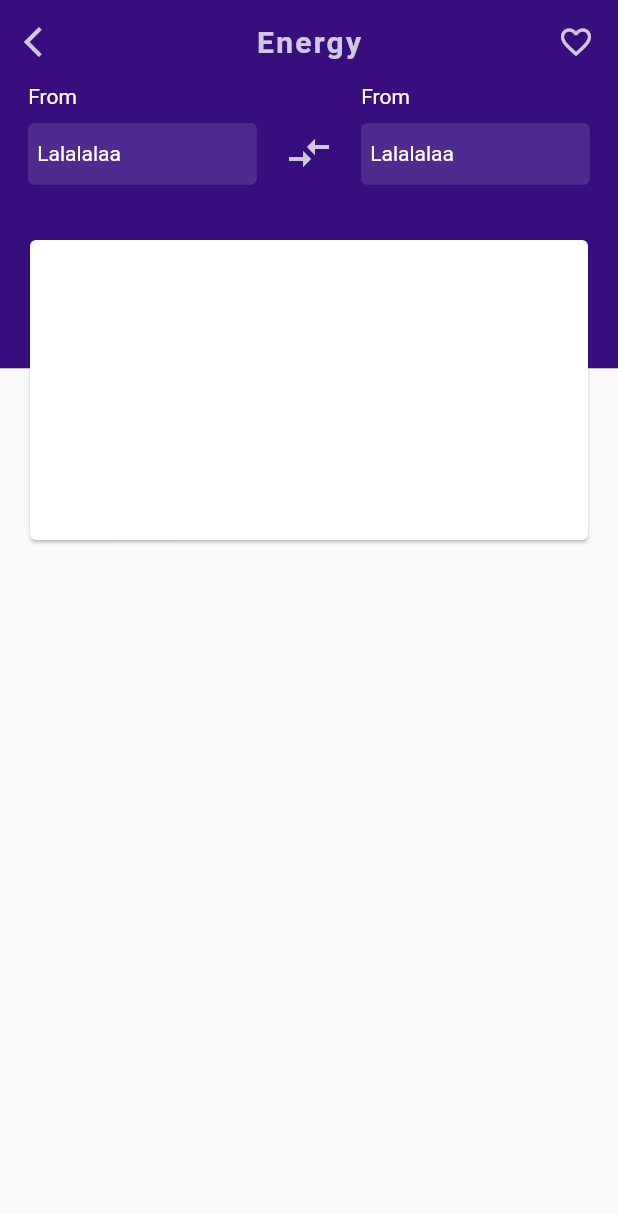
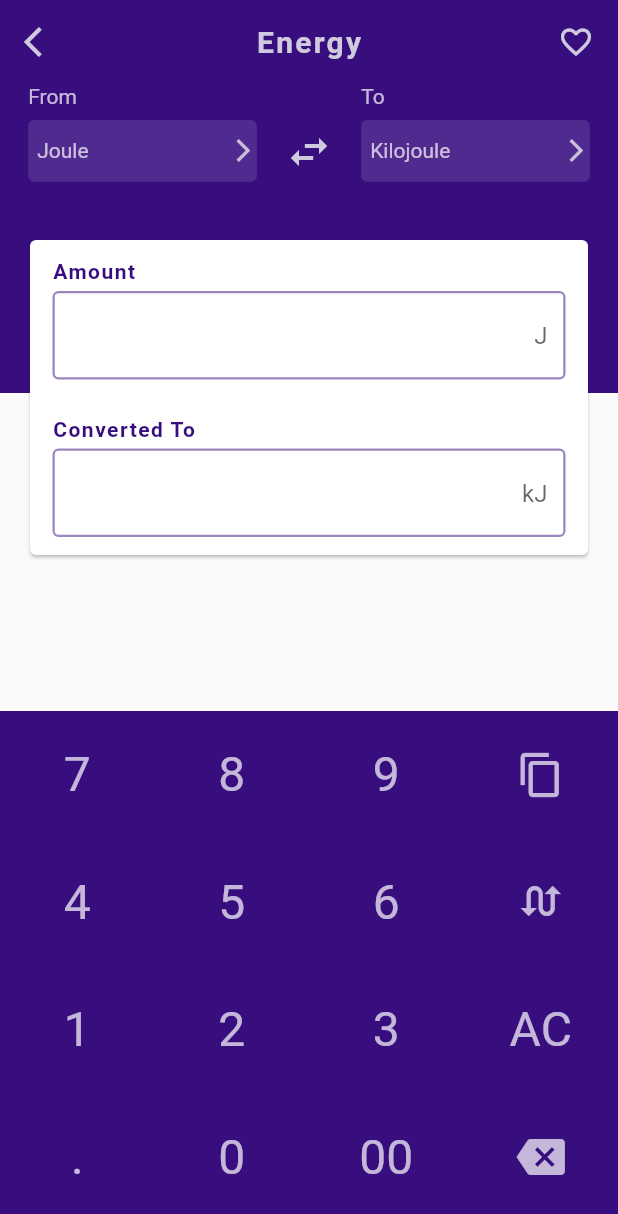
Before and after one commit to mishmash-labs/konvertr-free, a Flutter app: the screen it shows after launch, after a tap on "Energy", on a phone screen of 412 x 824 dp. Shown: the top 1214 px of the screen. Run offline on Flutter 3.47's test engine with Material 2 defaults, Android fonts, the phone set to English and light mode, and no system bars; our stand-ins replace google_fonts.

Commit message:
completed converter page

```diff
--- a/lib/components/category_card.dart
+++ b/lib/components/category_card.dart
@@ -1,8 +1,10 @@
 import 'package:flutter/material.dart';
 import 'package:google_fonts/google_fonts.dart';
 import 'package:konvertr/models/category.dart';
+import 'package:konvertr/providers/converter_provider.dart';
 import 'package:konvertr/screens/converter_screen.dart';
 import 'package:konvertr/utils/theme.dart';
+import 'package:provider/provider.dart';
 
 class CategoryCard extends StatelessWidget {
   const CategoryCard({Key key, this.convCategory}) : super(key: key);
@@ -15,7 +17,9 @@ class CategoryCard extends StatelessWidget {
       onTap: () {
         FocusScope.of(context).unfocus();
         Navigator.of(context).push(MaterialPageRoute(
-          builder: (_) => UnitConverter(convCategory: convCategory),
+          builder: (_) => ChangeNotifierProvider(
+              create: (context) => ConverterProvider(convCategory.units),
+              child: UnitConverter(categoryName: convCategory.name)),
         ));
       },
       child: Card(
@@ -34,11 +38,13 @@ class CategoryCard extends StatelessWidget {
               height: 0.06 * MediaQuery.of(context).size.height,
               width: 0.06 * MediaQuery.of(context).size.height,
             ),
-            Text(convCategory.name,
-                style: GoogleFonts.roboto(
-                    fontSize: 16.0,
-                    fontWeight: FontWeight.w800,
-                    color: quaternaryColor))
+            Text(
+              convCategory.name,
+              style: GoogleFonts.roboto(
+                  fontSize: 16.0,
+                  fontWeight: FontWeight.w800,
+                  color: quaternaryColor),
+            )
           ],
         ),
       ),
--- a/lib/components/converter_numpad.dart
+++ b/lib/components/converter_numpad.dart
@@ -0,0 +1,161 @@
+import 'package:flutter/material.dart';
+import 'package:konvertr/providers/converter_provider.dart';
+import 'package:konvertr/utils/theme.dart';
+import 'package:provider/provider.dart';
+
+class ConverterKeypad extends StatefulWidget {
+  final TextEditingController amountController;
+
+  const ConverterKeypad({Key key, this.amountController}) : super(key: key);
+
+  @override
+  _ConverterKeypadState createState() => _ConverterKeypadState();
+}
+
+class _ConverterKeypadState extends State<ConverterKeypad> {
+  @override
+  Widget build(BuildContext context) {
+    ConverterProvider converterProvider = context.watch<ConverterProvider>();
+
+    Widget keypadButton({String value}) {
+      return Expanded(
+        child: InkWell(
+          onTap: () {
+            if (converterProvider.inputValueString == null) {
+              converterProvider.updateInputString(value);
+            } else {
+              String temp = converterProvider.inputValueString + value;
+              print(temp);
+              converterProvider.updateInputString(temp);
+            }
+          },
+          child: SizedBox(
+            height: 85,
+            width: double.infinity,
+            child: Center(
+              child: Text(
+                value,
+                style: TextStyle(color: Colors.white70, fontSize: 32),
+              ),
+            ),
+          ),
+        ),
+      );
+    }
+
+    Widget eraseButton() {
+      return Expanded(
+        child: InkWell(
+          onTap: () {
+            String temp = converterProvider.inputValueString
+                .substring(0, converterProvider.inputValueString.length - 1);
+            converterProvider.updateInputString(temp);
+          },
+          child: SizedBox(
+            height: 85,
+            width: double.infinity,
+            child: Center(
+                child: Icon(Icons.backspace, color: Colors.white70, size: 32)),
+          ),
+        ),
+      );
+    }
+
+    Widget copyButton() {
+      return Expanded(
+        child: InkWell(
+          onTap: () {},
+          child: SizedBox(
+            height: 85,
+            width: double.infinity,
+            child: Center(
+                child:
+                    Icon(Icons.content_copy, color: Colors.white70, size: 32)),
+          ),
+        ),
+      );
+    }
+
+    Widget swapButton() {
+      return Expanded(
+        child: InkWell(
+          onTap: () {},
+          child: SizedBox(
+            height: 85,
+            width: double.infinity,
+            child: Center(
+                child: Icon(Icons.swap_calls, color: Colors.white70, size: 32)),
+          ),
+        ),
+      );
+    }
+
+    Widget clearButton() {
+      return Expanded(
+        child: InkWell(
+          onTap: () {},
+          child: SizedBox(
+              height: 85,
+              width: double.infinity,
+              child: Center(
+                child: Text(
+                  "AC",
+                  style: TextStyle(color: Colors.white70, fontSize: 32),
+                ),
+              )),
+        ),
+      );
+    }
+
+    return Container(
+        color: primaryColor,
+        child: Column(
+          children: [
+            Container(
+              child: Row(
+                mainAxisAlignment: MainAxisAlignment.spaceEvenly,
+                children: <Widget>[
+                  keypadButton(value: '7'),
+                  keypadButton(value: '8'),
+                  keypadButton(value: '9'),
+                  copyButton(),
+                ],
+              ),
+            ),
+            Container(
+              child: Row(
+                mainAxisAlignment: MainAxisAlignment.spaceEvenly,
+                children: <Widget>[
+                  keypadButton(value: '4'),
+                  keypadButton(value: '5'),
+                  keypadButton(value: '6'),
+                  swapButton(),
+                ],
+              ),
+            ),
+            Container(
+              child: Row(
+                mainAxisAlignment: MainAxisAlignment.spaceEvenly,
+                children: <Widget>[
+                  keypadButton(value: '1'),
+                  keypadButton(value: '2'),
+                  keypadButton(value: '3'),
+                  clearButton(),
+                ],
+              ),
+            ),
+            Container(
+              child: Row(
+                mainAxisAlignment: MainAxisAlignment.spaceEvenly,
+                children: <Widget>[
+                  keypadButton(value: '.'),
+                  keypadButton(value: '0'),
+                  keypadButton(value: '00'),
+                  eraseButton(),
+                ],
+              ),
+            ),
+          ],
+        ));
+  }
+}
--- a/lib/models/unit.dart
+++ b/lib/models/unit.dart
@@ -1,22 +1,26 @@
 class Unit {
   String name;
+  String symbol;
   double conversion;
   bool baseUnit;
 
   Unit({
     this.name,
+    this.symbol,
     this.conversion,
     this.baseUnit,
   });
 
   factory Unit.fromJson(Map<String, dynamic> json) => Unit(
         name: json["name"],
+        symbol: json["symbol"],
         conversion: json["conversion"].toDouble(),
         baseUnit: json["base_unit"] == null ? null : json["base_unit"],
       );
 
   Map<String, dynamic> toJson() => {
         "name": name,
+        "symbol": symbol,
         "conversion": conversion,
         "base_unit": baseUnit == null ? null : baseUnit,
       };
--- a/lib/providers/converter_provider.dart
+++ b/lib/providers/converter_provider.dart
@@ -3,21 +3,25 @@ import 'package:flutter/material.dart';
 import '../models/unit.dart';
 
 class ConverterProvider extends ChangeNotifier {
-  ConverterProvider({
-    @required this.units,
-  }) : assert(units != null);
+  ConverterProvider(this.units) {
+    setDefaults();
+  }
 
   final List<Unit> units;
 
   String _convertedValue = '';
   Unit _fromUnit;
   double _inputValue;
+  String _inputValueString;
   Unit _toUnit;
 
   String get convertedValue => _convertedValue;
+  Unit get fromUnit => _fromUnit;
+  Unit get toUnit => _toUnit;
+  String get inputValueString => _inputValueString;
 
   String _format(double value) {
-    var _outputVal = value.toStringAsPrecision(8);
+    var _outputVal = value.toStringAsPrecision(12);
     if (_outputVal.contains('.') && _outputVal.endsWith('0')) {
       var i = _outputVal.length - 1;
       while (_outputVal[i] == '0') {
@@ -60,15 +64,23 @@ class ConverterProvider extends ChangeNotifier {
   Future<void> _updateConversion() async {
     _convertedValue =
         _format(_inputValue * (_toUnit.conversion / _fromUnit.conversion));
+    notifyListeners();
+  }
+
+  updateInputString(String value) {
+    if (value != "." && value != "0" && value != "00")
+      _inputValueString = value;
+    _updateInputVal();
   }
 
   /// Updates the input value and checks whether the input is in correct format or not
-  void updateInputVal(String value) {
-    if (value == null || value.isEmpty) {
+  void _updateInputVal() {
+    if (_inputValueString == null || _inputValueString.isEmpty) {
       _convertedValue = '';
+      notifyListeners();
     } else {
       try {
-        final _inputDouble = double.parse(value);
+        final double _inputDouble = double.parse(_inputValueString);
         _inputValue = _inputDouble;
         _updateConversion();
       } catch (e) {
--- a/lib/screens/converter_screen.dart
+++ b/lib/screens/converter_screen.dart
@@ -1,21 +1,26 @@
 import 'package:flutter/material.dart';
 import 'package:google_fonts/google_fonts.dart';
-import 'package:konvertr/models/category.dart';
+import 'package:konvertr/components/converter_numpad.dart';
+import 'package:konvertr/providers/converter_provider.dart';
 import 'package:konvertr/utils/theme.dart';
+import 'package:provider/provider.dart';
 
 class UnitConverter extends StatelessWidget {
-  const UnitConverter({Key key, this.convCategory}) : super(key: key);
+  const UnitConverter({Key key, this.categoryName}) : super(key: key);
 
-  final Category convCategory;
+  final String categoryName;
 
   @override
   Widget build(BuildContext context) {
+    ConverterProvider converterProvider = context.watch<ConverterProvider>();
+    TextEditingController amountController = TextEditingController();
+
     AppBar _buildAppBar() {
       return AppBar(
         backgroundColor: primaryColor,
         centerTitle: true,
         title: Text(
-          convCategory.name,
+          categoryName,
           style: GoogleFonts.roboto(
               letterSpacing: 1.5,
               color: searchBarColor,
@@ -41,15 +46,15 @@ class UnitConverter extends StatelessWidget {
       );
     }
 
-    Widget _buildConverterSelection() {
+    Widget _buildConverterSelection(String whichUnit, String currentUnit) {
       return Column(
         crossAxisAlignment: CrossAxisAlignment.start,
         children: [
           Text(
-            "From",
-            style: GoogleFonts.roboto(color: Colors.white),
+            whichUnit,
+            style: GoogleFonts.roboto(color: Colors.white70),
           ),
-          SizedBox(height: 10.0),
+          SizedBox(height: 8.0),
           Container(
             decoration: BoxDecoration(
               borderRadius: BorderRadius.circular(4.0),
@@ -61,9 +66,20 @@ class UnitConverter extends StatelessWidget {
                 alignment: Alignment.centerLeft,
                 child: Padding(
                   padding: const EdgeInsets.only(left: 6.0),
-                  child: Text(
-                    "Lalalalaa",
-                    style: TextStyle(color: Colors.white),
+                  child: Row(
+                    mainAxisAlignment: MainAxisAlignment.spaceBetween,
+                    children: [
+                      Text(
+                        currentUnit,
+                        style: TextStyle(
+                            color: Colors.white70, fontWeight: FontWeight.w400),
+                      ),
+                      Icon(
+                        Icons.arrow_forward_ios,
+                        color: Colors.white70,
+                        size: 18.0,
+                      )
+                    ],
                   ),
                 )),
           )
@@ -73,23 +89,24 @@ class UnitConverter extends StatelessWidget {
 
     Widget _buildTopSection() {
       return Container(
-        height: 0.23 * MediaQuery.of(context).size.height,
+        height: 0.25 * MediaQuery.of(context).size.height,
         color: primaryColor,
         child: Column(
           children: [
             Row(
               mainAxisAlignment: MainAxisAlignment.spaceEvenly,
               children: [
-                _buildConverterSelection(),
+                _buildConverterSelection(
+                    "From", converterProvider.fromUnit.name),
                 Padding(
                   padding: const EdgeInsets.only(top: 25.0),
                   child: Icon(
-                    Icons.compare_arrows,
+                    Icons.swap_horiz,
                     color: searchBarColor,
                     size: 32.0,
                   ),
                 ),
-                _buildConverterSelection()
+                _buildConverterSelection("To", converterProvider.toUnit.name)
               ],
             )
           ],
@@ -102,14 +119,93 @@ class UnitConverter extends StatelessWidget {
         padding: const EdgeInsets.only(top: 100.0, right: 16.0, left: 16.0),
         child: Card(
             child: Container(
-          height: 200.0,
+          height: 210.0,
+          width: double.infinity,
+          child: Padding(
+            padding:
+                const EdgeInsets.symmetric(vertical: 8.0, horizontal: 15.0),
+            child: Column(
+              children: [
+                SizedBox(height: 5.0),
+                Align(
+                    alignment: Alignment.centerLeft,
+                    child: Text(
+                      "Amount",
+                      style: TextStyle(
+                          fontWeight: FontWeight.bold,
+                          color: primaryColor,
+                          letterSpacing: 1),
+                    )),
+                SizedBox(height: 5.0),
+                InputDecorator(
+                  child: Container(
+                    child: Text(
+                      converterProvider.inputValueString == null
+                          ? ""
+                          : converterProvider.inputValueString,
+                    ),
+                  ),
+                  decoration: InputDecoration(
+                    suffixText: converterProvider.fromUnit.symbol,
+                    enabledBorder: OutlineInputBorder(
+                      borderSide: BorderSide(
+                        color: primaryColor.withOpacity(0.5),
+                        width: 1.5,
+                      ),
+                    ),
+                  ),
+                ),
+                SizedBox(height: 25.0),
+                Align(
+                    alignment: Alignment.centerLeft,
+                    child: Text(
+                      "Converted To",
+                      style: TextStyle(
+                          fontWeight: FontWeight.bold,
+                          color: primaryColor,
+                          letterSpacing: 1),
+                    )),
+                SizedBox(height: 5.0),
+                InputDecorator(
+                  child: Container(
+                    child: Text(
+                      converterProvider.convertedValue,
+                    ),
+                  ),
+                  decoration: InputDecoration(
+                    suffixText: converterProvider.toUnit.symbol,
+                    enabledBorder: OutlineInputBorder(
+                      borderSide: BorderSide(
+                        color: primaryColor.withOpacity(0.5),
+                        width: 1.5,
+                      ),
+                    ),
+                  ),
+                ),
+              ],
+            ),
+          ),
         )),
       );
     }
 
     return Scaffold(
       appBar: _buildAppBar(),
-      body: Stack(children: [_buildTopSection(), _buildTextFieldSection()]),
+      body: Column(
+        children: [
+          Stack(children: [
+            _buildTopSection(),
+            _buildTextFieldSection(),
+          ]),
+          SizedBox(
+            height: 100.0,
+          ),
+          Expanded(
+              child: ConverterKeypad(
+            amountController: amountController,
+          )),
+        ],
+      ),
     );
   }
 }
```
